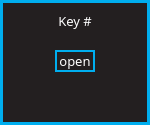
Above: standalone/advanced/forms/keyBoxForm.ui from Muse-Kinetics/softstep_editor before the change. Below: the same form after it.
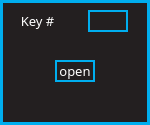
That is the form after the change.

Diff of the .ui file:
```diff
--- a/standalone/advanced/forms/keyBoxForm.ui
+++ b/standalone/advanced/forms/keyBoxForm.ui
@@ -44,6 +44,29 @@
 	color: 				white;
 	font: 				10pt &quot;Futura&quot;;
 	border:				2px solid rgba(0,174,239,255);
+}
+
+/* ---------- QLineEdit ------------*/
+QLineEdit
+{
+	font: 10pt &quot;Futura&quot;;
+	background: rgba(0,174,239,0);
+	border: 2px solid rgba(0,174,239,255);
+	border-radius: 0px;
+	color: white;
+	padding-left: 2px;
+	padding-bottom: 2px;
+}
+
+QLineEdit:focus
+{
+	font: 10pt &quot;Futura&quot;;
+	background: rgba(0,174,239,0);
+	border: 1px solid white;
+	border-radius: 0px;
+	color: white;
+	padding-left: 2px;
+	padding-bottom: 2px;
 }</string>
   </property>
   <widget class="QLabel" name="keyInstanceLabel">
@@ -51,7 +74,7 @@
     <rect>
      <x>0</x>
      <y>10</y>
-     <width>150</width>
+     <width>75</width>
      <height>22</height>
     </rect>
    </property>
@@ -72,7 +95,7 @@
    <property name="geometry">
     <rect>
      <x>55</x>
-     <y>50</y>
+     <y>60</y>
      <width>40</width>
      <height>22</height>
     </rect>
@@ -87,6 +110,19 @@
     <string>open</string>
    </property>
   </widget>
+  <widget class="QLineEdit" name="keyName">
+   <property name="geometry">
+    <rect>
+     <x>88</x>
+     <y>10</y>
+     <width>40</width>
+     <height>22</height>
+    </rect>
+   </property>
+   <property name="maxLength">
+    <number>4</number>
+   </property>
+  </widget>
  </widget>
  <resources/>
  <connections/>
```
